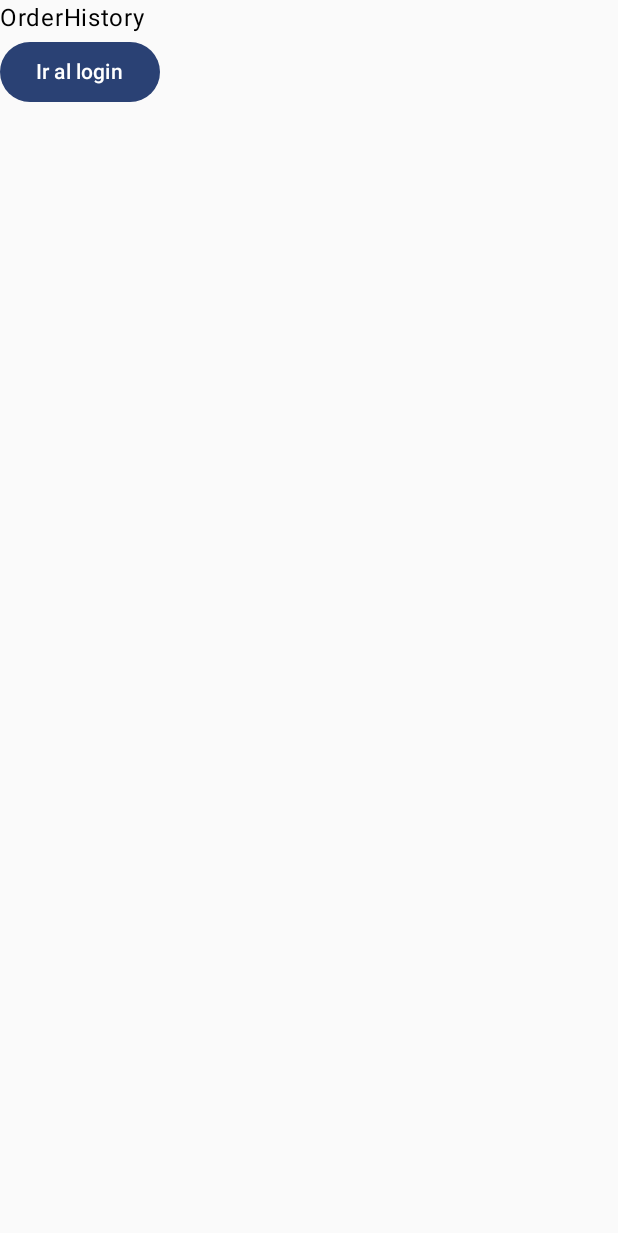
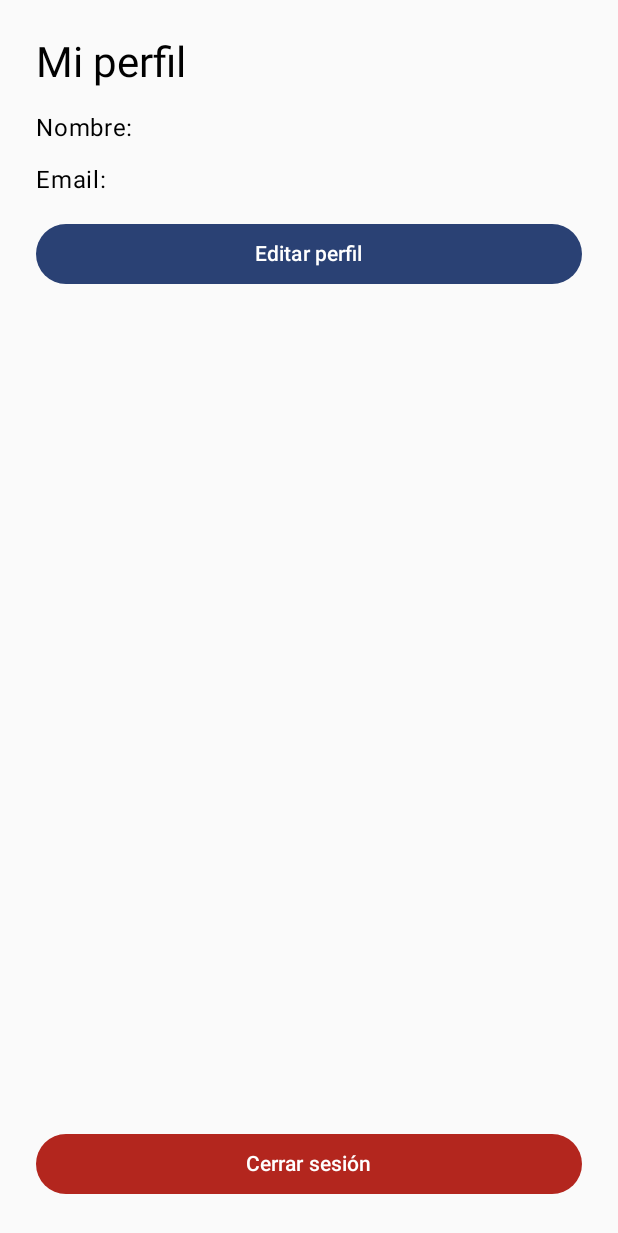
Before and after one commit to luciaaldana/EccomerceApp, an Android app built with Jetpack Compose: the ProfileScreen screen opened through its navigation route, on a phone screen of 412 x 824 dp. Shown: the top 1233 px of the screen. Run offline under Robolectric (Android 15) with nearby library versions, the light colour scheme and no system bars; our stand-ins replace Dagger/Hilt's generated code.

Commit message:
feat(profile): add user profile screen with editable fields

```diff
--- a/app/src/main/java/com/luciaaldana/eccomerceapp/model/repository/AuthRepository.kt
+++ b/app/src/main/java/com/luciaaldana/eccomerceapp/model/repository/AuthRepository.kt
@@ -6,4 +6,6 @@ interface AuthRepository {
     fun login(email: String, password: String): Boolean
     fun register(user: MockUser): Boolean
     fun logout()
+    fun updateCurrentUser(updatedUser: MockUser)
+    fun getCurrentUser(): MockUser?
 }
--- a/app/src/main/java/com/luciaaldana/eccomerceapp/model/repository/AuthRepositoryImpl.kt
+++ b/app/src/main/java/com/luciaaldana/eccomerceapp/model/repository/AuthRepositoryImpl.kt
@@ -29,7 +29,13 @@ class AuthRepositoryImpl @Inject constructor() : AuthRepository {
         return true
     }
 
+    override fun getCurrentUser(): MockUser? = loggedInUser
+
     override fun logout() {
         loggedInUser = null
     }
+
+    override fun updateCurrentUser(updatedUser: MockUser) {
+        loggedInUser = updatedUser
+    }
 }
--- a/app/src/main/java/com/luciaaldana/eccomerceapp/navigation/NavGraph.kt
+++ b/app/src/main/java/com/luciaaldana/eccomerceapp/navigation/NavGraph.kt
@@ -8,7 +8,7 @@ import com.luciaaldana.eccomerceapp.ui.screen.*
 
 @Composable
 fun NavGraph(navController: NavHostController) {
-    NavHost(navController = navController, startDestination = "productList") {
+    NavHost(navController = navController, startDestination = "login") {
         composable( route = "login") { LoginScreen(navController) }
         composable( route = "register") { RegisterScreen(navController) }
         composable( route = "productList") { ProductListScreen(navController) }
--- a/app/src/main/java/com/luciaaldana/eccomerceapp/ui/screen/ProfileScreen.kt
+++ b/app/src/main/java/com/luciaaldana/eccomerceapp/ui/screen/ProfileScreen.kt
@@ -1,17 +1,94 @@
 package com.luciaaldana.eccomerceapp.ui.screen
 
-import androidx.compose.foundation.layout.Column
-import androidx.compose.material3.Button
-import androidx.compose.material3.Text
-import androidx.compose.runtime.Composable
+import androidx.compose.foundation.layout.*
+import androidx.compose.material3.*
+import androidx.compose.runtime.*
+import androidx.compose.ui.Modifier
+import androidx.compose.ui.unit.dp
+import androidx.hilt.navigation.compose.hiltViewModel
 import androidx.navigation.NavController
+import com.luciaaldana.eccomerceapp.viewmodel.ProfileViewModel
 
 @Composable
 fun ProfileScreen(navController: NavController) {
-    Column {
-        Text("OrderHistory")
-        Button(onClick = { navController.navigate("login") }) {
-            Text("Ir al login")
+    val viewModel: ProfileViewModel = hiltViewModel()
+
+    val name by viewModel.name.collectAsState()
+    val email by viewModel.email.collectAsState()
+
+    var isEditing by remember { mutableStateOf(false) }
+
+    Column(
+        modifier = Modifier
+            .fillMaxSize()
+            .padding(24.dp),
+        verticalArrangement = Arrangement.spacedBy(16.dp)
+    ) {
+        Text("Mi perfil", style = MaterialTheme.typography.headlineMedium)
+
+        if (isEditing) {
+            OutlinedTextField(
+                value = name,
+                onValueChange = viewModel::onNameChanged,
+                label = { Text("Nombre") },
+                modifier = Modifier.fillMaxWidth()
+            )
+
+            OutlinedTextField(
+                value = email,
+                onValueChange = viewModel::onEmailChanged,
+                label = { Text("Email") },
+                modifier = Modifier.fillMaxWidth()
+            )
+
+            Row(
+                modifier = Modifier.fillMaxWidth(),
+                horizontalArrangement = Arrangement.spacedBy(12.dp)
+            ) {
+                Button(
+                    onClick = {
+                        viewModel.saveProfile()
+                        isEditing = false
+                    },
+                    modifier = Modifier.weight(1f)
+                ) {
+                    Text("Guardar cambios")
+                }
+
+                OutlinedButton(
+                    onClick = { isEditing = false },
+                    modifier = Modifier.weight(1f)
+                ) {
+                    Text("Cancelar")
+                }
+            }
+        } else {
+            Text("Nombre: $name", style = MaterialTheme.typography.bodyLarge)
+            Text("Email: $email", style = MaterialTheme.typography.bodyLarge)
+
+            Button(
+                onClick = { isEditing = true },
+                modifier = Modifier.fillMaxWidth()
+            ) {
+                Text("Editar perfil")
+            }
+        }
+
+        Spacer(modifier = Modifier.weight(1f))
+
+        Button(
+            onClick = {
+                viewModel.logout()
+                navController.navigate("login") {
+                    popUpTo("profile") { inclusive = true }
+                }
+            },
+            modifier = Modifier.fillMaxWidth(),
+            colors = ButtonDefaults.buttonColors(
+                containerColor = MaterialTheme.colorScheme.error
+            )
+        ) {
+            Text("Cerrar sesión")
         }
     }
 }
--- /dev/null
+++ b/app/src/main/java/com/luciaaldana/eccomerceapp/viewmodel/ProfileViewModel.kt
@@ -0,0 +1,50 @@
+package com.luciaaldana.eccomerceapp.viewmodel
+
+import androidx.lifecycle.ViewModel
+import com.luciaaldana.eccomerceapp.model.data.MockUser
+import com.luciaaldana.eccomerceapp.model.repository.*
+import dagger.hilt.android.lifecycle.HiltViewModel
+import kotlinx.coroutines.flow.*
+import javax.inject.Inject
+
+@HiltViewModel
+class ProfileViewModel @Inject constructor(
+    private val authRepository: AuthRepository
+) : ViewModel() {
+
+    private val _name = MutableStateFlow("")
+    val name: StateFlow<String> = _name.asStateFlow()
+
+    private val _email = MutableStateFlow("")
+    val email: StateFlow<String> = _email.asStateFlow()
+
+    private var currentUser: MockUser? = null
+
+    init {
+        currentUser = authRepository.getCurrentUser()
+        println("Perfil cargado: ${currentUser?.email} - ${currentUser?.fullName}")
+        currentUser?.let {
+            _name.value = it.fullName
+            _email.value = it.email
+        }
+    }
+
+    fun onNameChanged(newName: String) {
+        _name.value = newName
+    }
+
+    fun onEmailChanged(newEmail: String) {
+        _email.value = newEmail
+    }
+
+    fun saveProfile() {
+        currentUser?.let {
+            val updated = it.copy(fullName = name.value, email = email.value)
+            authRepository.updateCurrentUser(updated)
+        }
+    }
+
+    fun logout() {
+        authRepository.logout()
+    }
+}
```
Also changed, not shown: app/src/main/java/com/luciaaldana/eccomerceapp/ui/screen/ProductListScreen.kt (+8 -0 lines).
